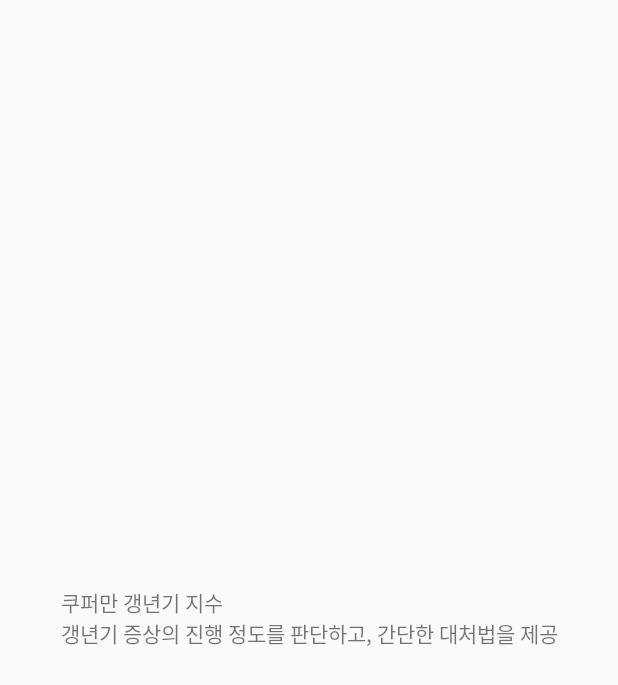
After one commit to Midstart/Midstart_repo, an Android app: the KuppermanActivity screen opened directly, with no data from a screen before it, on a phone screen of 412 x 824 dp. The commit adds this screen. Shown: the top 685 px of the screen. Run offline under Robolectric (Android 15) with nearby library versions, the phone set to English and light mode, and no system bars.

Commit message:
쿠퍼만갱년기테스트 추가

```diff
--- /dev/null
+++ b/app/src/main/java/com/example/midstart/KuppermanActivity.java
@@ -0,0 +1,14 @@
+package com.example.midstart;
+
+import androidx.appcompat.app.AppCompatActivity;
+
+import android.os.Bundle;
+
+public class KuppermanActivity extends AppCompatActivity {
+
+    @Override
+    protected void onCreate(Bundle savedInstanceState) {
+        super.onCreate(savedInstanceState);
+        setContentView(R.layout.activity_kupperman);
+    }
+}
--- /dev/null
+++ b/app/src/main/res/layout/activity_kupperman.xml
@@ -0,0 +1,18 @@
+<?xml version="1.0" encoding="utf-8"?>
+<androidx.constraintlayout.widget.ConstraintLayout xmlns:android="http://schemas.android.com/apk/res/android"
+    xmlns:app="http://schemas.android.com/apk/res-auto"
+    xmlns:tools="http://schemas.android.com/tools"
+    android:layout_width="match_parent"
+    android:layout_height="match_parent"
+    tools:context=".KuppermanActivity">
+
+    <TextView
+        android:id="@+id/textView2"
+        android:layout_width="wrap_content"
+        android:layout_height="wrap_content"
+        android:text="쿠퍼만 갱년기 지수\n갱년기 증상의 진행 정도를 판단하고, 간단한 대처법을 제공"
+        app:layout_constraintBottom_toBottomOf="parent"
+        app:layout_constraintEnd_toEndOf="parent"
+        app:layout_constraintStart_toStartOf="parent"
+        app:layout_constraintTop_toTopOf="parent" />
+</androidx.constraintlayout.widget.ConstraintLayout>
```
Also changed, not shown: app/src/main/AndroidManifest.xml (+8 -7 lines), app/src/main/java/com/example/midstart/MainActivity.java (+15 -2 lines), app/src/main/res/layout/activity_main.xml (+8 -4 lines).
